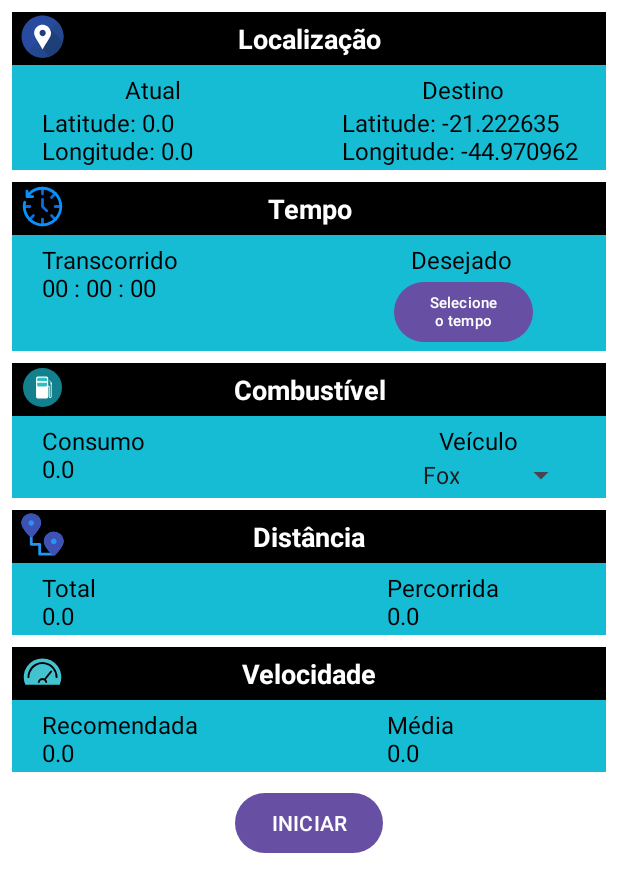
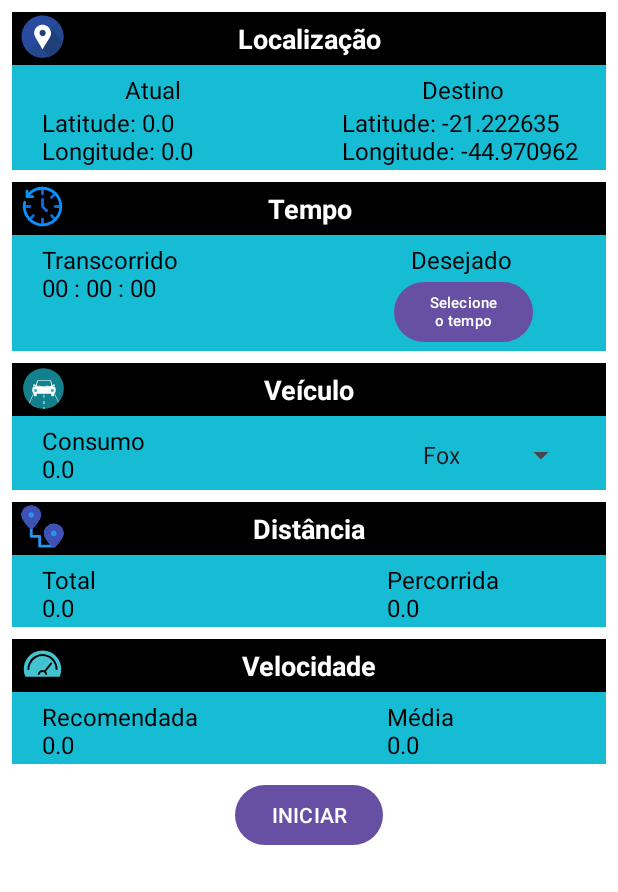
Before and after one commit to marcusvferreira/APPGAT108_UFLA2023-1, an Android app: the screen it shows after launch (MainActivity), on a phone screen of 412 x 824 dp. Shown: the top 892 px of the screen. Run offline under Robolectric (Android 15) with nearby library versions, the phone set to English and light mode, and no system bars.

```diff
--- a/AppGat108/app/src/main/java/android/marcusvferreira/appgat108/controller/ControleLocalizacao.java
+++ b/AppGat108/app/src/main/java/android/marcusvferreira/appgat108/controller/ControleLocalizacao.java
@@ -20,6 +20,7 @@ import com.google.android.gms.maps.model.LatLng;
 import com.google.android.gms.maps.model.MarkerOptions;
 
 import java.text.DecimalFormat;
+import java.util.Random;
 
 /**
  * Comentar acerca do código...
@@ -29,23 +30,21 @@ public class ControleLocalizacao implements Runnable, LocationListener {
     private static final DecimalFormat decfor1 = new DecimalFormat("0.00"); //Converter os valores para formato decimal
     private static final DecimalFormat decfor2 = new DecimalFormat("#"); //Converter os valores para formato sem casas decimais
     private final Context context;
-
-    public void setmMap(GoogleMap mMap) {
-        this.mMap = mMap;
-    }
-
-    GoogleMap mMap;
+    private final Handler handler;
+    private GoogleMap mMap;
     private boolean isOrigemObtida = false;
     private final Veiculo veiculo;
-    double distanciaTotal;
+    private Thread thread;
 
-    //Objetos para manipular os campos TextView
+    //Objetos para manipular os campos TextView presentes na activity main
     private final TextView campoVelocidadeMedia, campoVelocidadeRecomendada, campoLocalizacaoAtual,
             campoDistanciaTotal, campoDistanciaPercorrida, campoConsumo;
 
-    public ControleLocalizacao(Activity activity, Context context, Veiculo veiculo) { //Construtor
+    //Construtor
+    public ControleLocalizacao(Activity activity, Context context, Veiculo veiculo, Handler handler) {
         this.context = context;
         this.veiculo = veiculo;
+        this.handler = handler;
 
         TextView campoLocalizacaoDestino = activity.findViewById(R.id.tv_loc_destino_dados);
         campoLocalizacaoAtual = activity.findViewById(R.id.tv_loc_atual_dados);
@@ -61,6 +60,12 @@ public class ControleLocalizacao implements Runnable, LocationListener {
         String textoDestino = "Latitude: " + veiculo.getDestino().getLatitude() + "\nLongitude: "
                 + veiculo.getDestino().getLongitude();
         campoLocalizacaoDestino.setText(textoDestino);
+        this.thread = new Thread(this); // instancia a thread
+        this.thread.start();
+    }
+
+    public void setmMap(GoogleMap mMap) {
+        this.mMap = mMap;
     }
 
     @SuppressLint("MissingPermission")
@@ -69,64 +74,58 @@ public class ControleLocalizacao implements Runnable, LocationListener {
         Looper.prepare();
         LocationManager locationManager = (LocationManager) context.getSystemService(Context.LOCATION_SERVICE);
         if (locationManager != null) {
-            locationManager.requestLocationUpdates(LocationManager.GPS_PROVIDER, 1000, 0, this);
+            locationManager.requestLocationUpdates(LocationManager.GPS_PROVIDER, 2000, 0, this);
         }
         Looper.loop();
     }
 
-    //Método responsável por atualizar os dados ao haver mudança na localização
+    //Método responsável por atualizar os dados qnd haver mudança na localização
     @Override
     public void onLocationChanged(Location location) {
-
-        // Verificar se a origem ainda não foi definida. Armazena a primeira localização lida como origem
+        // Verifica se a origem ainda não foi definida. Armazena a primeira localização lida como origem
         // e calcula a distância total do percurso
         if (!isOrigemObtida) {
             isOrigemObtida = true;
             veiculo.getOrigem().setLatitude(location.getLatitude());
             veiculo.getOrigem().setLongitude(location.getLongitude());
-            distanciaTotal = location.distanceTo(veiculo.getDestino());
+            veiculo.setDistanciaTotal(location.distanceTo(veiculo.getDestino()));
         }
 
-        Handler handler = new Handler(Looper.getMainLooper());
-        handler.post(new Runnable() {
-            @Override
-            public void run() {
-                double latitude = location.getLatitude();
-                double longitude = location.getLongitude();
-                double distanciaPercorrida = location.distanceTo(veiculo.getOrigem()); //Distância do ponto de origem até a localização atual
-                double velocidade = location.getSpeed()*3.6; //Converte de m/s para km/h
-                atualizarLocalizacao(latitude, longitude, distanciaPercorrida, velocidade);
-            }
-        });
+        Thread thread = new Thread(new Processamento(location, veiculo, handler, this));
+        thread.start();
     }
 
-    private void atualizarLocalizacao(double latitude, double longitude, double distanciaPercorrida, double velocidade) {
-        veiculo.setVelocidade(velocidade);
-
+    public void atualizarLocalizacao(double latitude, double longitude) {
+        String textoVelocidadeRecomendada = "Recomendada\n" + decfor1.format(veiculo.getVelociddadeRecomendada()) + " km/h";
+        String textoConsumo = "Consumo\n" + decfor1.format(veiculo.getConsumo()) + " L";
         String textoLocalizacao = "Latitude: " + latitude + "\nLongitude: " + longitude;
-        String textoVelocidadeMedia = "Média\n" + decfor1.format(veiculo.getVelocidade() * 3.6) + " km/h";
+        String textoVelocidadeMedia = "Média\n" + decfor1.format(veiculo.getVelocidadeMedia()) + " km/h";
         String textoDistanciaPercorrida, textoDistanciaTotal;
 
-        if (distanciaPercorrida > 1000) { //Se maior que 1000m, exibe a distância em km
-            textoDistanciaPercorrida = "Percorrida\n" + decfor1.format(distanciaPercorrida / 1000) + " km";
+        if (veiculo.getDistanciaPercorrida() > 1000) { //Se maior que 1000m, exibe a distância em km
+            textoDistanciaPercorrida = "Percorrida\n" + decfor1.format(veiculo.getDistanciaPercorrida()  / 1000) + " km";
         } else {
-            textoDistanciaPercorrida = "Percorrida\n" + decfor2.format(distanciaPercorrida) + " m";
+            textoDistanciaPercorrida = "Percorrida\n" + decfor2.format(veiculo.getDistanciaPercorrida() ) + " m";
         }
 
-        if (distanciaTotal > 1000) { //Se maior que 1000m, exibe a distância em km
-            textoDistanciaTotal = "Total\n" + decfor1.format(distanciaTotal / 1000) + " km";
+        if (veiculo.getDistanciaTotal() > 1000) { //Se maior que 1000m, exibe a distância em km
+            textoDistanciaTotal = "Total\n" + decfor1.format(veiculo.getDistanciaTotal() / 1000) + " km";
         } else {
-            textoDistanciaTotal = "Total\n" + decfor2.format(distanciaTotal) + " m";
+            textoDistanciaTotal = "Total\n" + decfor2.format(veiculo.getDistanciaTotal()) + " m";
         }
 
+        //Atualiza os campos Text View na activity main
+        campoLocalizacaoAtual.setText(textoLocalizacao);
+        campoDistanciaPercorrida.setText(textoDistanciaPercorrida);
         campoDistanciaTotal.setText(textoDistanciaTotal);
-        campoLocalizacaoAtual.setText(textoLocalizacao);
         campoVelocidadeMedia.setText(textoVelocidadeMedia);
-        campoDistanciaPercorrida.setText(textoDistanciaPercorrida);
+        campoVelocidadeRecomendada.setText(textoVelocidadeRecomendada);
+        campoConsumo.setText(textoConsumo);
 
         //Adiciona pin marker no mapa
         if (mMap != null) {
             mMap.clear(); //Limpa marcadores
+
             //Marca a posição atual no mapa
             LatLng localizacao = new LatLng(latitude, longitude);
             mMap.addMarker(new MarkerOptions().position(localizacao).title("Estou aqui"));
@@ -136,7 +135,5 @@ public class ControleLocalizacao implements Runnable, LocationListener {
             LatLng destino = new LatLng(veiculo.getDestino().getLatitude(), veiculo.getDestino().getLongitude());
             mMap.addMarker(new MarkerOptions().position(destino).title("Destino"));
         }
-
     }
-
 }
--- a/AppGat108/app/src/main/java/android/marcusvferreira/appgat108/view/MainActivity.java
+++ b/AppGat108/app/src/main/java/android/marcusvferreira/appgat108/view/MainActivity.java
@@ -14,6 +14,8 @@ import android.marcusvferreira.appgat108.R;
 import android.marcusvferreira.appgat108.controller.ControleLocalizacao;
 import android.marcusvferreira.appgat108.model.Veiculo;
 import android.os.Bundle;
+import android.os.Handler;
+import android.os.Looper;
 import android.view.View;
 import android.view.WindowManager;
 import android.widget.AdapterView;
@@ -41,31 +43,24 @@ import java.util.TimerTask;
  */
 public class MainActivity extends AppCompatActivity implements AdapterView.OnItemSelectedListener, OnMapReadyCallback {
 
-    private static final DecimalFormat decfor = new DecimalFormat("0.00");
+    //private static final DecimalFormat decfor = new DecimalFormat("0.00");
     private static final int REQUEST_LOCATION_PERMISSION = 1;
-    GoogleMap mMap;
-
-    //Objetos para controlar os campos TextView
-    TextView campoTempoTranscorrido;
-
-    //Objetos para controlar os botões
-    Button btnIniciar, btnSelecionarTempo;
+    private GoogleMap mMap;
+    private TextView campoTempoTranscorrido; //Objeto para controlar o campo TextView do tempo transcorrido
+    private Button btnIniciar, btnSelecionarTempo; //Objetos para controlar os botões 'iniciar' e 'selecione o tempo'
 
     //Objetos e variáveis para controle do timer
     Timer timer;
     TimerTask timerTask;
-    //Double tempoTranscorrido = 0.0;
-    int horasSelecionada, minutosSelecionado;
+
+    private int horasSelecionada, minutosSelecionado;
     private boolean isTimerIniciado = false; //Controla se o timer foi iniciado
     private boolean isTempoDesejadoSelecionado = false; //Controla se o tempo desejado foi selecionado
-
-    //Criação do obejto veículo
-    Veiculo veiculo = new Veiculo();
+    private Veiculo veiculo; //Declaração do objeto veículo
 
     // private TextView campoLocalizacaoAtual;
     private ControleLocalizacao controleLocalizacao;
-
-    Fragment mapa;
+    private Fragment mapa;
 
     @Override
     protected void onCreate(Bundle savedInstanceState) {
@@ -79,8 +74,10 @@ public class MainActivity extends AppCompatActivity implements AdapterView.OnIte
         btnSelecionarTempo = findViewById(R.id.btn_selecionar_tempo);
         campoTempoTranscorrido = findViewById(R.id.tv_tempo_transcorrido);
         btnIniciar = findViewById(R.id.btn_iniciar);
+
         timer = new Timer();
-        controleLocalizacao = new ControleLocalizacao(this, this, veiculo);
+        veiculo = new Veiculo();
+        controleLocalizacao = new ControleLocalizacao(this, this, veiculo, new Handler(Looper.getMainLooper()));
 
         Spinner opcaoVeiculos = findViewById(R.id.spinner_veiculos);
         ArrayAdapter<CharSequence> adapter = ArrayAdapter.createFromResource(this, R.array.opcaoVeiculos, android.R.layout.simple_spinner_item);
@@ -130,11 +127,10 @@ public class MainActivity extends AppCompatActivity implements AdapterView.OnIte
             SupportMapFragment mapFragment = (SupportMapFragment) getSupportFragmentManager()
                     .findFragmentById(R.id.map);
             mapFragment.getMapAsync(this);
-        } else{
+        } else {
             Toast.makeText(this, "Selecione o tempo desejado para o percurso!", Toast.LENGTH_LONG).show();
         }
     }
-
 
     //Método responsável pelo controle do timer
     private void iniciarTimer() {
@@ -175,7 +171,7 @@ public class MainActivity extends AppCompatActivity implements AdapterView.OnIte
                         horasSelecionada, minutosSelecionado));
                 btnSelecionarTempo.setTextSize(14);
                 isTempoDesejadoSelecionado = true;
-                veiculo.setTempoDesejeado(minutos + horas * 60); //Passa para veículo o tempo selecionado em min
+                veiculo.setTempoDesejeado((double) minutosSelecionado / 60 + horasSelecionada); //Passa para veículo o tempo selecionado em hrs
             }
         };
         @SuppressWarnings("deprecation") TimePickerDialog timePickerDialog = new TimePickerDialog(
@@ -191,14 +187,12 @@ public class MainActivity extends AppCompatActivity implements AdapterView.OnIte
         veiculo.setModelo(parent.getItemAtPosition(position).toString());
     }
 
-    //Método referente ao Spinner opcaoVeiculos (apesar de vazio para a necessidade da implementação
-    //feita, é obrigatório)
+    //Método referente ao Spinner opcaoVeiculos (apesar de vazio para a necessidade da implementação feita, é obrigatório)
     @Override
     public void onNothingSelected(AdapterView<?> parent) {
-
     }
 
-    //Método referente à atualização da view map
+    //Método referente à atualização do mapa
     @Override
     public void onMapReady(@NonNull GoogleMap googleMap) {
         mMap = googleMap;
--- /dev/null
+++ b/AppGat108/app/src/main/res/drawable/veiculo.xml
@@ -0,0 +1,16 @@
+<vector android:height="30dp" android:viewportHeight="150"
+    android:viewportWidth="150" android:width="30dp" xmlns:android="http://schemas.android.com/apk/res/android">
+    <path android:fillColor="#13818d" android:pathData="M75,75m-65,0a65,65 0,1 1,130 0a65,65 0,1 1,-130 0"/>
+    <group>
+        <clip-path android:pathData="M75,75m-65,0a65,65 0,1 1,130 0a65,65 0,1 1,-130 0"/>
+        <path android:fillColor="#fff" android:pathData="M77.44,94.43l-2.09,0l-0.19,10.08l2.49,0l-0.21,-10.08z"/>
+        <path android:fillColor="#fff" android:pathData="M77.86,114.58l-2.88,0l-0.18,10.08l3.28,0l-0.22,-10.08z"/>
+        <path android:fillColor="#fff" android:pathData="M74.61,134.73l-0.1,5.42l3.9,0l-0.12,-5.42l-3.68,0z"/>
+        <path android:fillColor="#fff" android:pathData="M110.32,90.11A9.09,9.09 0,0 0,113.76 83V76.73a9.14,9.14 0,0 0,-9.14 -9.14H104l0.47,-1.25a2.15,2.15 0,0 0,0.61 0.1h4.47a2.17,2.17 0,0 0,2.17 -2.17V64.13A2.17,2.17 0,0 0,109.54 62h-4.47a2.17,2.17 0,0 0,-2.17 2.17v0.13s0,0 0,0l-0.28,0.74L99.77,51.29c-0.33,-1.71 -1.34,-3 -3,-3H57.47c-1.65,0 -2.46,1 -3,3L50.5,65l-0.4,-1.07A2.16,2.16 0,0 0,48 62H43.49a2.17,2.17 0,0 0,-2.17 2.17v0.13a2.17,2.17 0,0 0,2.17 2.17H48a2.14,2.14 0,0 0,0.71 -0.13l0.48,1.28H48.41a9.14,9.14 0,0 0,-9.14 9.14V83a9.08,9.08 0,0 0,3.45 7.12L27.05,125l0.64,0.38c1.44,0.86 35.49,21.08 48.88,21.08H76.7c13.43,-0.13 47.58,-21.3 49,-22.21l0.63,-0.39ZM76.69,144.79l-0.11,0.83v-0.83c-12,0 -42.57,-17.65 -47.39,-20.47L44.13,91.05l0.2,0.12v6.14a2.17,2.17 0,0 0,2.17 2.16h4.33A2.17,2.17 0,0 0,53 97.31V92.14h47v5.17a2.17,2.17 0,0 0,2.17 2.16h4.33a2.17,2.17 0,0 0,2.17 -2.16V91.17l0.22,-0.13 15.3,32.18C119.41,126.16 88.68,144.67 76.69,144.79Z"/>
+    </group>
+    <path android:fillColor="#13818d" android:pathData="M99.7,65.43a2.63,2.63 0,0 1,-2.63 2.63H55.95a2.63,2.63 0,0 1,-2.63 -2.62L56.57,53c0.46,-1.71 1.18,-2.63 2.63,-2.63H94.91c1.45,0 2.33,1.12 2.63,2.63Z"/>
+    <path android:fillColor="#44c2c7" android:pathData="M49.65,81.31m-5.26,0a5.26,5.26 0,1 1,10.52 0a5.26,5.26 0,1 1,-10.52 0"/>
+    <path android:fillColor="#44c2c7" android:pathData="M103.38,81.31m-5.26,0a5.26,5.26 0,1 1,10.52 0a5.26,5.26 0,1 1,-10.52 0"/>
+    <path android:fillColor="#fff" android:pathData="M68.77,69.23l-0.13,0L55.81,64.67A0.38,0.38 0,1 1,56.06 64L68.9,68.5A0.38,0.38 0,0 1,68.77 69.23Z"/>
+    <path android:fillColor="#fff" android:pathData="M95.83,69.23l-0.13,0L82.87,64.67A0.38,0.38 0,0 1,83.12 64L96,68.5A0.38,0.38 0,0 1,95.83 69.23Z"/>
+</vector>
--- a/AppGat108/app/src/main/res/layout/activity_main.xml
+++ b/AppGat108/app/src/main/res/layout/activity_main.xml
@@ -206,13 +206,13 @@
         app:layout_constraintTop_toBottomOf="@+id/constraintLayout">
 
         <TextView
-            android:id="@+id/tv_combustivel"
+            android:id="@+id/tv_veiculo"
             android:layout_width="match_parent"
             android:layout_height="wrap_content"
             android:background="@color/black"
             android:gravity="center"
             android:padding="5dp"
-            android:text="Combustível"
+            android:text="Veículo"
             android:textColor="@color/white"
             android:textSize="18sp"
             android:textStyle="bold"
@@ -235,36 +235,24 @@
             app:layout_constraintEnd_toEndOf="parent"
             app:layout_constraintHorizontal_bias="0.0"
             app:layout_constraintStart_toStartOf="parent"
-            app:layout_constraintTop_toBottomOf="@+id/tv_combustivel"
+            app:layout_constraintTop_toBottomOf="@+id/tv_veiculo"
             app:layout_constraintVertical_bias="0.0" />
 
-        <TextView
-            android:id="@+id/tv_autonomia"
-            android:layout_width="wrap_content"
-            android:layout_height="wrap_content"
-            android:layout_marginTop="5dp"
-            android:text="Veículo"
-            android:textColor="@color/black"
-            android:textSize="16sp"
-            app:layout_constraintEnd_toEndOf="parent"
-            app:layout_constraintHorizontal_bias="0.83"
-            app:layout_constraintStart_toStartOf="parent"
-            app:layout_constraintTop_toBottomOf="@+id/tv_combustivel" />
-
         <ImageView
-            android:id="@+id/img_combustivel"
-            android:layout_width="30dp"
-            android:layout_height="30dp"
+            android:id="@+id/img_veiculo"
+            android:layout_width="31dp"
+            android:layout_height="31dp"
             android:layout_marginStart="5dp"
             android:layout_marginTop="1dp"
             app:layout_constraintStart_toStartOf="parent"
             app:layout_constraintTop_toTopOf="parent"
-            app:srcCompat="@drawable/fuel" />
+            app:srcCompat="@drawable/veiculo" />
 
         <Spinner
             android:id="@+id/spinner_veiculos"
             android:layout_width="wrap_content"
             android:layout_height="wrap_content"
+            android:layout_marginTop="5dp"
             android:layout_marginBottom="1dp"
             android:spinnerMode="dialog"
             android:textAlignment="center"
@@ -272,7 +260,7 @@
             app:layout_constraintEnd_toEndOf="parent"
             app:layout_constraintHorizontal_bias="0.9"
             app:layout_constraintStart_toEndOf="@+id/tv_consumo"
-            app:layout_constraintTop_toBottomOf="@+id/tv_autonomia"
+            app:layout_constraintTop_toBottomOf="@+id/tv_veiculo"
             tools:ignore="TouchTargetSizeCheck" />
 
     </androidx.constraintlayout.widget.ConstraintLayout>
```
Also changed, not shown: AppGat108/app/src/main/java/android/marcusvferreira/appgat108/controller/Processamento.java (added, +51 -0 lines), AppGat108/app/src/main/java/android/marcusvferreira/appgat108/model/Veiculo.java (+95 -76 lines).
